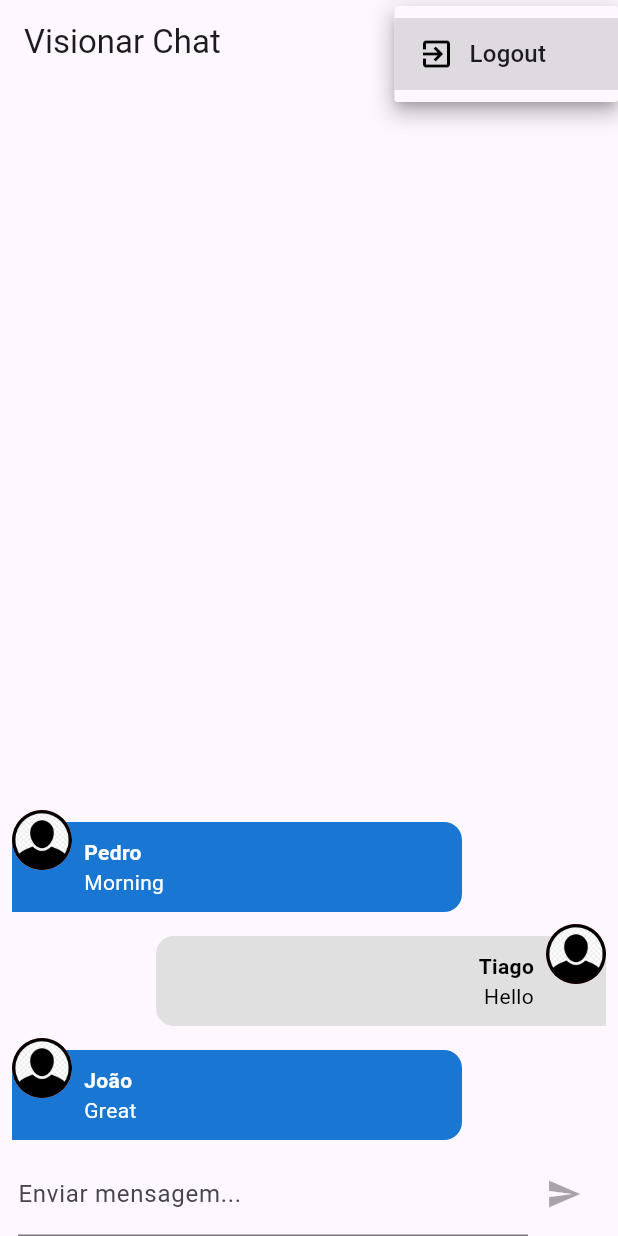
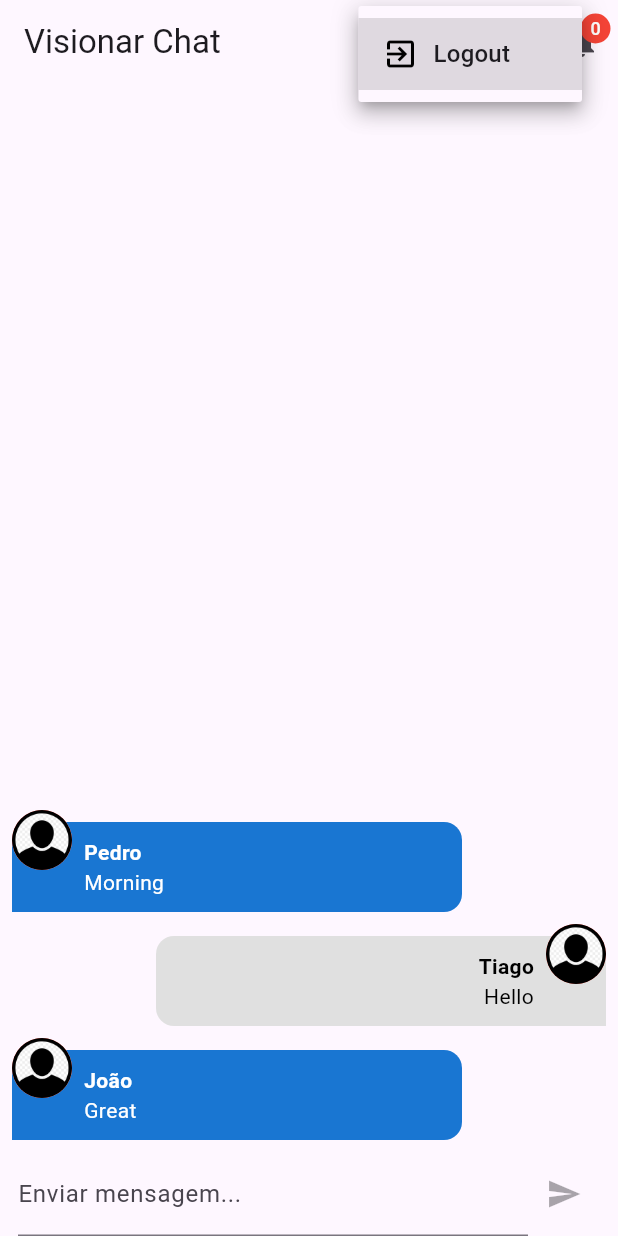
Before and after one commit to f3lipems/chat, a Flutter app: the screen it shows after launch, after a tap on the "more vert" icon, on a phone screen of 412 x 824 dp. Run offline on Flutter 3.47's test engine with Material 3 defaults, Android fonts, the phone set to English and light mode, and no system bars; our stand-ins replace image_picker; accounts and stored records are empty.

Commit message:
add notification icon

```diff
--- a/lib/pages/chat_page.dart
+++ b/lib/pages/chat_page.dart
@@ -1,7 +1,9 @@
 import 'package:chat/components/messages.dart';
 import 'package:chat/components/new_message.dart';
 import 'package:chat/services/auth/auth_service.dart';
+import 'package:chat/services/notification/chat_notification_service.dart';
 import 'package:flutter/material.dart';
+import 'package:provider/provider.dart';
 
 class ChatPage extends StatelessWidget {
   const ChatPage({super.key});
@@ -12,7 +14,8 @@ class ChatPage extends StatelessWidget {
       appBar: AppBar(
         title: Text('Visionar Chat'),
         actions: [
-          DropdownButton(
+          DropdownButtonHideUnderline(
+            child: DropdownButton(
               icon: Icon(Icons.more_vert, color: Theme.of(context).primaryColor),
               onChanged: (value) {
                 if (value == 'logout') {
@@ -22,9 +25,24 @@ class ChatPage extends StatelessWidget {
               items: [
                 DropdownMenuItem(
                   value: 'logout',
-                child: Row(
-                  spacing: 10,
-                  children: [Icon(Icons.exit_to_app, color: Colors.black), Text('Logout')],
+                  child: Row(spacing: 10, children: [Icon(Icons.exit_to_app, color: Colors.black), Text('Logout')]),
+                ),
+              ],
+            ),
+          ),
+          Stack(
+            children: [
+              IconButton(onPressed: () {}, icon: Icon(Icons.notifications)),
+              Positioned(
+                top: 5,
+                right: 5,
+                child: CircleAvatar(
+                  maxRadius: 10,
+                  backgroundColor: Colors.red,
+                  child: Text(
+                    '${Provider.of<ChatNotificationService>(context).ItemsCount}',
+                    style: TextStyle(color: Colors.white, fontSize: 12),
+                  ),
                 ),
               ),
             ],
--- a/lib/services/notification/chat_notification_service.dart
+++ b/lib/services/notification/chat_notification_service.dart
@@ -13,6 +13,10 @@ class ChatNotificationService with ChangeNotifier {
     notifyListeners();
   }
 
+  int get ItemsCount {
+    return _items.length;
+  }
+
   void removeNotification(int idx) {
     _items.removeAt(idx);
     notifyListeners();
```
Lines whose indentation alone changed are shown as unchanged.
